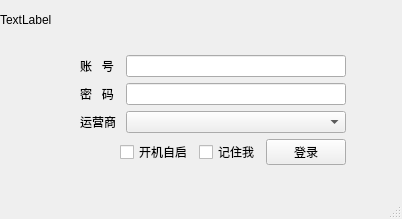
Qt form mainwindow.ui (Aurora1949/AHNU-Portal-Authenticator) before a commit.
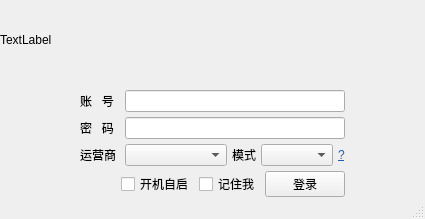
The same form after that commit.

Commit message: feat: add mode selection and information dialog in MainWindow

Diff of the .ui file:
```diff
--- a/mainwindow.ui
+++ b/mainwindow.ui
@@ -6,7 +6,7 @@
    <rect>
     <x>0</x>
     <y>0</y>
-    <width>402</width>
+    <width>425</width>
     <height>219</height>
    </rect>
   </property>
@@ -18,14 +18,14 @@
   </property>
   <property name="minimumSize">
    <size>
-    <width>402</width>
+    <width>425</width>
     <height>178</height>
    </size>
   </property>
   <property name="maximumSize">
    <size>
-    <width>402</width>
-    <height>219</height>
+    <width>425</width>
+    <height>227</height>
    </size>
   </property>
   <property name="windowTitle">
@@ -33,9 +33,6 @@
   </property>
   <widget class="QWidget" name="centralwidget">
    <layout class="QGridLayout" name="gridLayout">
-    <property name="sizeConstraint">
-     <enum>QLayout::SizeConstraint::SetFixedSize</enum>
-    </property>
     <property name="leftMargin">
      <number>0</number>
     </property>
@@ -48,9 +45,10 @@
     <property name="bottomMargin">
      <number>0</number>
     </property>
+    <property name="spacing">
+     <number>0</number>
+    </property>
     <item row="0" column="0">
-     <layout class="QVBoxLayout" name="verticalLayout_2">
-      <item>
        <widget class="QLabel" name="logoLabel">
         <property name="minimumSize">
          <size>
@@ -69,20 +67,20 @@
         </property>
        </widget>
       </item>
-      <item>
+    <item row="1" column="0">
        <layout class="QVBoxLayout" name="verticalLayout">
+      <property name="spacing">
+       <number>5</number>
+      </property>
         <property name="leftMargin">
          <number>80</number>
         </property>
         <property name="topMargin">
-         <number>9</number>
+       <number>10</number>
         </property>
         <property name="rightMargin">
          <number>80</number>
         </property>
-        <property name="bottomMargin">
-         <number>9</number>
-        </property>
         <item>
          <layout class="QHBoxLayout" name="horizontalLayout_3">
           <item>
@@ -179,6 +177,44 @@
             </property>
            </widget>
           </item>
+        <item>
+         <widget class="QLabel" name="label_4">
+          <property name="text">
+           <string>模式</string>
+          </property>
+         </widget>
+        </item>
+        <item>
+         <widget class="QComboBox" name="comboBoxMode">
+          <property name="toolTip">
+           <string/>
+          </property>
+          <property name="whatsThis">
+           <string/>
+          </property>
+         </widget>
+        </item>
+        <item>
+         <widget class="QPushButton" name="pushButtonQ">
+          <property name="cursor">
+           <cursorShape>PointingHandCursor</cursorShape>
+          </property>
+          <property name="styleSheet">
+           <string notr="true">border: 0 0 0 0;
+color: rgb(26, 95, 180);
+text-decoration: underline;</string>
+          </property>
+          <property name="text">
+           <string>?</string>
+          </property>
+          <property name="iconSize">
+           <size>
+            <width>0</width>
+            <height>0</height>
+           </size>
+          </property>
+         </widget>
+        </item>
          </layout>
         </item>
         <item>
@@ -222,8 +258,6 @@
        </layout>
       </item>
      </layout>
-    </item>
-   </layout>
   </widget>
   <widget class="QMenuBar" name="menubar">
    <property name="geometry">
```
Left out of the diff: 4 changed lines with no effect on the pictures. Lines whose indentation alone changed are shown as unchanged. The commit also changes 1 other file.
